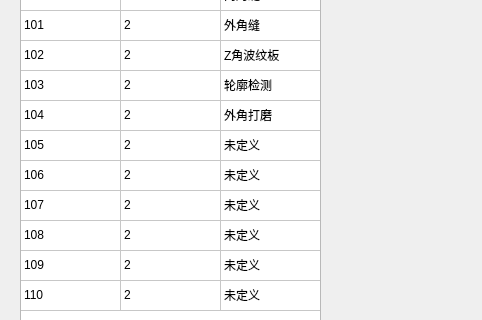
This is showtasknumdlg.ui in qubo188612/qtwelding as Qt 5 draws it before an edit; both pictures show x 0 to 482 and y 132 to 452 of the 929 by 738 pixel window. The edited form follows.
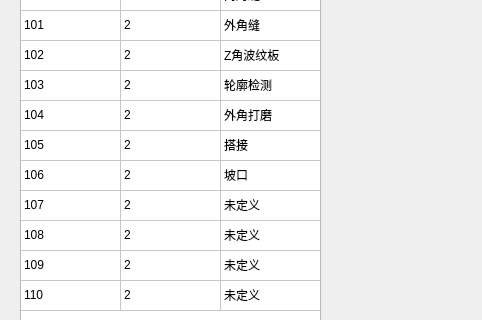
This is the edited form.

```diff
--- a/showtasknumdlg.ui
+++ b/showtasknumdlg.ui
@@ -215,7 +215,7 @@
    </item>
    <item row="6" column="2">
     <property name="text">
-     <string>未定义</string>
+     <string>搭接</string>
     </property>
    </item>
    <item row="7" column="0">
@@ -230,7 +230,7 @@
    </item>
    <item row="7" column="2">
     <property name="text">
-     <string>未定义</string>
+     <string>坡口</string>
     </property>
    </item>
    <item row="8" column="0">
```
